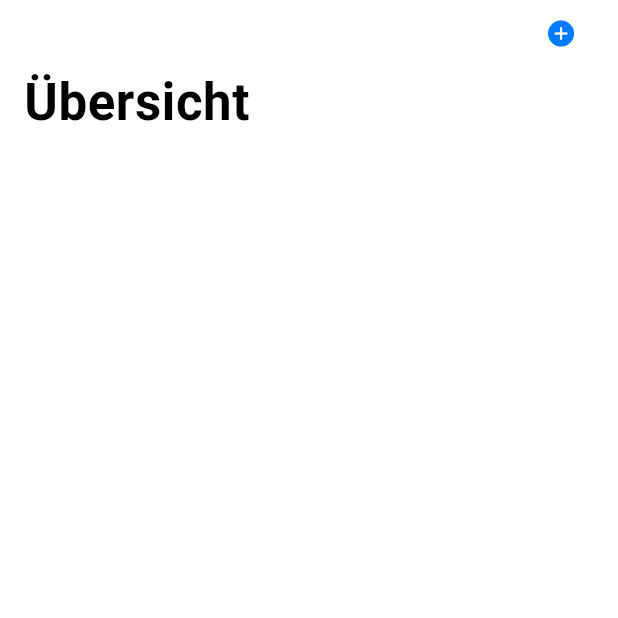
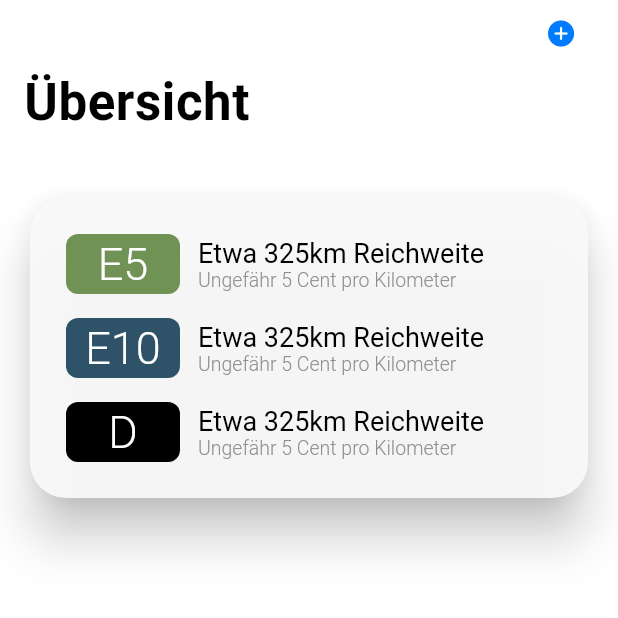
Before and after one commit to lucaschmider/Fueler, a Flutter app: the screen it shows after launch, on a phone screen of 412 x 824 dp, the top half of it. Run offline on Flutter 3.47's test engine with Material 2 defaults, Android fonts, the light colour scheme and no system bars; our stand-ins replace modal_bottom_sheet, sqflite; accounts and stored records are empty.

Commit message:
created summary design

```diff
--- a/lib/pages/dashboard/dashboard-main.dart
+++ b/lib/pages/dashboard/dashboard-main.dart
@@ -1,36 +1,48 @@
 import 'package:flutter/cupertino.dart';
+import 'package:flutter/material.dart';
 import 'package:flutter/widgets.dart';
 import 'package:fueler/model/app-state.model.dart';
 import 'package:fueler/model/refueling.model.dart';
 import 'package:fueler/pages/dashboard/refueling-group-header.dart';
 import 'package:fueler/pages/dashboard/refueling-item.dart';
 import 'package:fueler/services/navigation.service.dart';
+import 'package:fueler/styles.dart';
 import 'package:provider/provider.dart';
 import "package:collection/collection.dart";
+
+import 'fuel-type-icon.dart';
 
 class DashboardPage extends StatelessWidget {
   @override
   Widget build(BuildContext context) {
     return Consumer<AppStateModel>(
       builder: (context, model, child) {
+        final theme = CupertinoTheme.of(context);
         final refuelings = model.getAllRefuelings();
-
-        final items = groupBy<Refueling, DateTime>(refuelings,
-                (r) => DateTime(r.timestamp.year, r.timestamp.month))
-            .entries
-            .fold<List<Widget>>(<Widget>[], (accumulator, element) {
-          accumulator.add(
-            RefuelingGroupHeader(
-              commonTimestamp: element.key,
+        final historyItems = createHistoryItems(refuelings);
+        final items = [
+          Padding(
+            padding: const EdgeInsets.only(top: 32, left: 16, right: 16),
+            child: Card(
+              shape: RoundedRectangleBorder(
+                borderRadius: BorderRadius.all(
+                  Radius.circular(24),
+                ),
+              ),
+              color: CupertinoTheme.of(context).barBackgroundColor,
+              elevation: 14,
+              child: Column(
+                children: [
+                  _buildSummary(context, FuelType.Gazoline5, RowPosition.First),
+                  _buildSummary(
+                      context, FuelType.Gazoline10, RowPosition.Intermediate),
+                  _buildSummary(context, FuelType.Diesel, RowPosition.Last),
+                ],
+              ),
             ),
-          );
-          accumulator
-              .addAll(element.value.mapIndexed((index, e) => RefuelingItem(
-                    item: e,
-                    isLastItem: index == element.value.length - 1,
-                  )));
-          return accumulator;
-        });
+          ),
+          ...historyItems,
+        ];
         return CustomScrollView(
           slivers: <Widget>[
             CupertinoSliverNavigationBar(
@@ -52,4 +64,61 @@ class DashboardPage extends StatelessWidget {
       },
     );
   }
+
+  Padding _buildSummary(
+      BuildContext context, FuelType type, RowPosition position) {
+    return Padding(
+      padding: EdgeInsets.only(
+          bottom: position == RowPosition.Last ? 24 : 8,
+          left: 24,
+          right: 24,
+          top: position == RowPosition.First ? 24 : 8),
+      child: Row(
+        children: [
+          FuelTypeIcon(type: type),
+          Expanded(
+            child: Padding(
+              padding: const EdgeInsets.symmetric(horizontal: 12),
+              child: Column(
+                mainAxisAlignment: MainAxisAlignment.start,
+                crossAxisAlignment: CrossAxisAlignment.start,
+                children: [
+                  Text("Etwa 325km Reichweite",
+                      style: Styles.dashboardRowTitle.copyWith(
+                          color: CupertinoTheme.of(context)
+                              .textTheme
+                              .textStyle
+                              .color)),
+                  Text(
+                    "Ungefähr 5 Cent pro Kilometer",
+                    style: Styles.dashboardRowSubtitle,
+                  )
+                ],
+              ),
+            ),
+          ),
+        ],
+      ),
+    );
+  }
+
+  List<Widget> createHistoryItems(List<Refueling> refuelings) {
+    return groupBy<Refueling, DateTime>(
+            refuelings, (r) => DateTime(r.timestamp.year, r.timestamp.month))
+        .entries
+        .fold<List<Widget>>(<Widget>[], (accumulator, element) {
+      accumulator.add(
+        RefuelingGroupHeader(
+          commonTimestamp: element.key,
+        ),
+      );
+      accumulator.addAll(element.value.mapIndexed((index, e) => RefuelingItem(
+            item: e,
+            isLastItem: index == element.value.length - 1,
+          )));
+      return accumulator;
+    });
+  }
 }
+
+enum RowPosition { First, Last, Intermediate }
--- a/lib/pages/dashboard/refueling-item.dart
+++ b/lib/pages/dashboard/refueling-item.dart
@@ -29,7 +29,7 @@ class _RefuelingItemState extends State<RefuelingItem> {
         left: 16,
         top: 8,
         bottom: 8,
-        right: 8,
+        right: 16,
       ),
       child: Row(
         children: [
```
